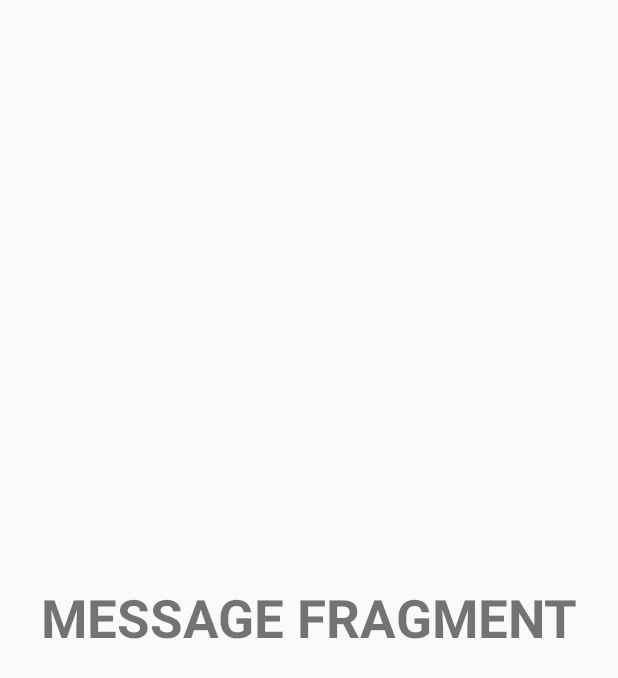
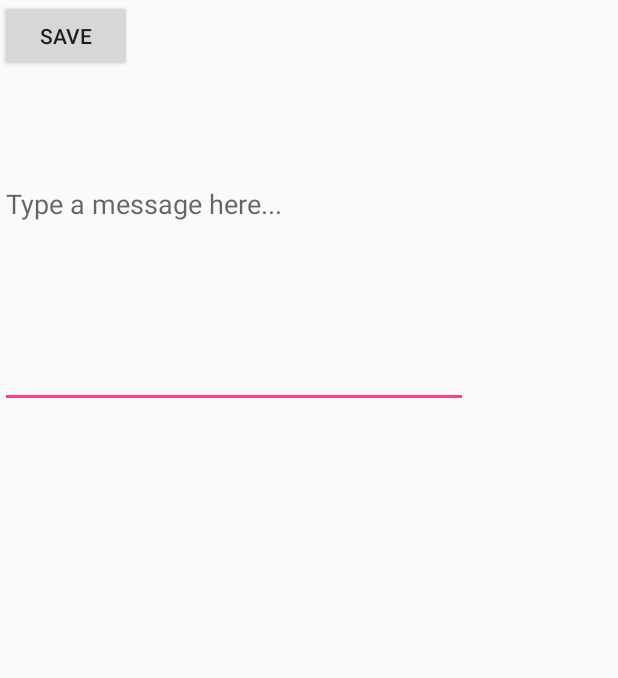
Before and after one commit to Programmer-Tee/Navigation, an Android app: the layout fragment_fragment__message.xml on its own in the app's theme, with its tools: preview values and no code run, on a phone screen of 412 x 824 dp. Shown: the top 678 px of the screen. Run offline under Robolectric (Android 15) with nearby library versions, the phone set to English and light mode, and no system bars.

Commit message:
just navigation

```diff
--- a/app/build.gradle
+++ b/app/build.gradle
@@ -24,7 +24,10 @@ dependencies {
     implementation 'com.android.support:design:27.1.1'
     implementation 'com.android.support.constraint:constraint-layout:1.0.2'
     implementation 'com.android.support:support-v4:27.1.1'
+    implementation 'com.google.firebase:firebase-database:11.8.0'
     testImplementation 'junit:junit:4.12'
     androidTestImplementation 'com.android.support.test:runner:1.0.1'
     androidTestImplementation 'com.android.support.test.espresso:espresso-core:3.0.1'
 }
+
+apply plugin: 'com.google.gms.google-services'
--- a/app/src/main/java/com/example/tobeisun/navigatonn/MainActivity.java
+++ b/app/src/main/java/com/example/tobeisun/navigatonn/MainActivity.java
@@ -46,7 +46,7 @@ public class MainActivity extends AppCompatActivity implements NavigationView.On
         // adding it to the containermain_container
         transaction.add(R.id.main_container, new Homefragment()) ;    // this is the id of the frame layout
         transaction.commit() ;
-        getSupportActionBar().setTitle("Home Fragment");
+        getSupportActionBar().setTitle ("Home Fragment");
 
 
         NavigationView navigationView = (NavigationView) findViewById(R.id.nav_view);
@@ -72,6 +72,9 @@ public class MainActivity extends AppCompatActivity implements NavigationView.On
 
                         // we have to check the item
                         item.setChecked(true) ;
+
+
+
                         break ;
 
 
--- a/app/src/main/res/layout/fragment_fragment__message.xml
+++ b/app/src/main/res/layout/fragment_fragment__message.xml
@@ -1,18 +1,28 @@
 <?xml version="1.0" encoding="utf-8"?>
-<RelativeLayout xmlns:android="http://schemas.android.com/apk/res/android"
+<android.support.constraint.ConstraintLayout xmlns:android="http://schemas.android.com/apk/res/android"
+    xmlns:app="http://schemas.android.com/apk/res-auto"
     xmlns:tools="http://schemas.android.com/tools"
     android:layout_width="match_parent"
     android:layout_height="match_parent"
-    tools:context=".Fragment_Message">
+    tools:context=".MainActivity"
+    >
 
-    <!-- TODO: Update blank fragment layout -->
-    <TextView
-        android:layout_width="match_parent"
-        android:layout_height="match_parent"
-        android:text="MESSAGE FRAGMENT"
-        android:textStyle="bold"
-        android:textSize="35dp"
-        android:gravity="center"
-        />
 
-</RelativeLayout>
+    <Button
+        android:id="@+id/buttonsave"
+        android:layout_width="wrap_content"
+        android:layout_height="wrap_content"
+        android:text="Save"
+        tools:layout_editor_absoluteX="148dp"
+        tools:layout_editor_absoluteY="374dp" />
+
+    <EditText
+        android:id="@+id/editTextMessage"
+        android:layout_width="312dp"
+        android:layout_height="272dp"
+        android:ems="10"
+        android:hint="Type a message here..."
+        android:inputType="textPersonName"
+        tools:layout_editor_absoluteX="47dp"
+        tools:layout_editor_absoluteY="56dp" />
+</android.support.constraint.ConstraintLayout>
```
Also changed, not shown: app/src/main/java/com/example/tobeisun/navigatonn/Fragment_Message.java (+124 -0 lines), app/src/main/java/com/example/tobeisun/navigatonn/Messages.java (added, +19 -0 lines).
